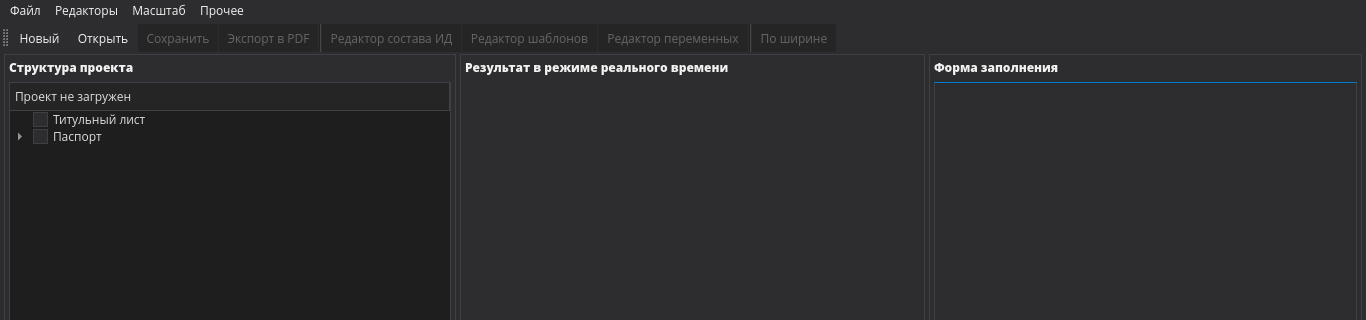
Before: the Qt Designer form designer/mainwindow.ui in Artemako/auto-exec-doc, drawn with Qt 5; both pictures show x 0 to 1366 and y 0 to 320 of the 1366 by 768 pixel window.
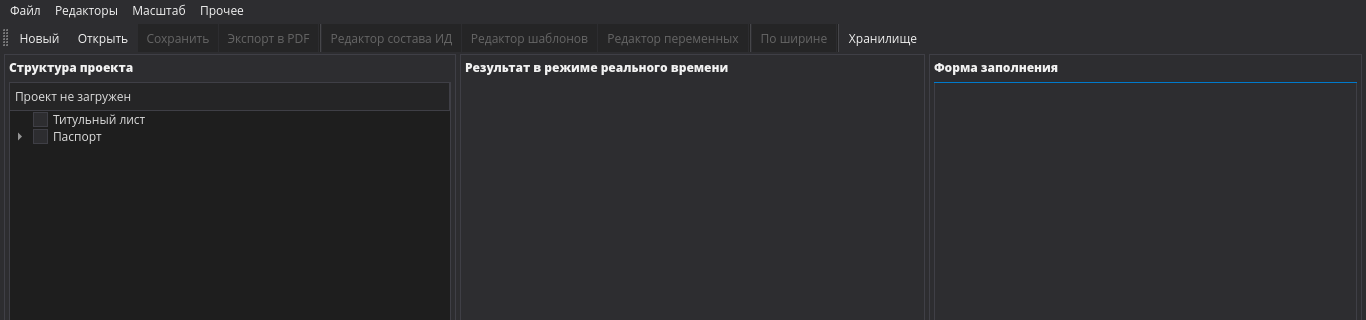
After: the same form once the commit is applied. Icons and pictures are not drawn. Custom widgets are drawn as their Qt base class.

The edit to the form file:
```diff
--- a/designer/mainwindow.ui
+++ b/designer/mainwindow.ui
@@ -1312,6 +1312,8 @@
    <addaction name="action_edit_variables"/>
    <addaction name="separator"/>
    <addaction name="action_zoomfitpage"/>
+   <addaction name="separator"/>
+   <addaction name="action_storage"/>
   </widget>
   <widget class="QStatusBar" name="status_bar">
    <property name="sizeGripEnabled">
@@ -1468,6 +1470,15 @@
     <string>Параметры</string>
    </property>
   </action>
+  <action name="action_storage">
+   <property name="icon">
+    <iconset resource="../resources.qrc">
+     <normaloff>:/white-icons/resources/white-icons/folder.svg</normaloff>:/white-icons/resources/white-icons/folder.svg</iconset>
+   </property>
+   <property name="text">
+    <string>Хранилище</string>
+   </property>
+  </action>
  </widget>
  <customwidgets>
   <customwidget>
```
Left out of the diff: 1 changed line with no effect on the pictures.
